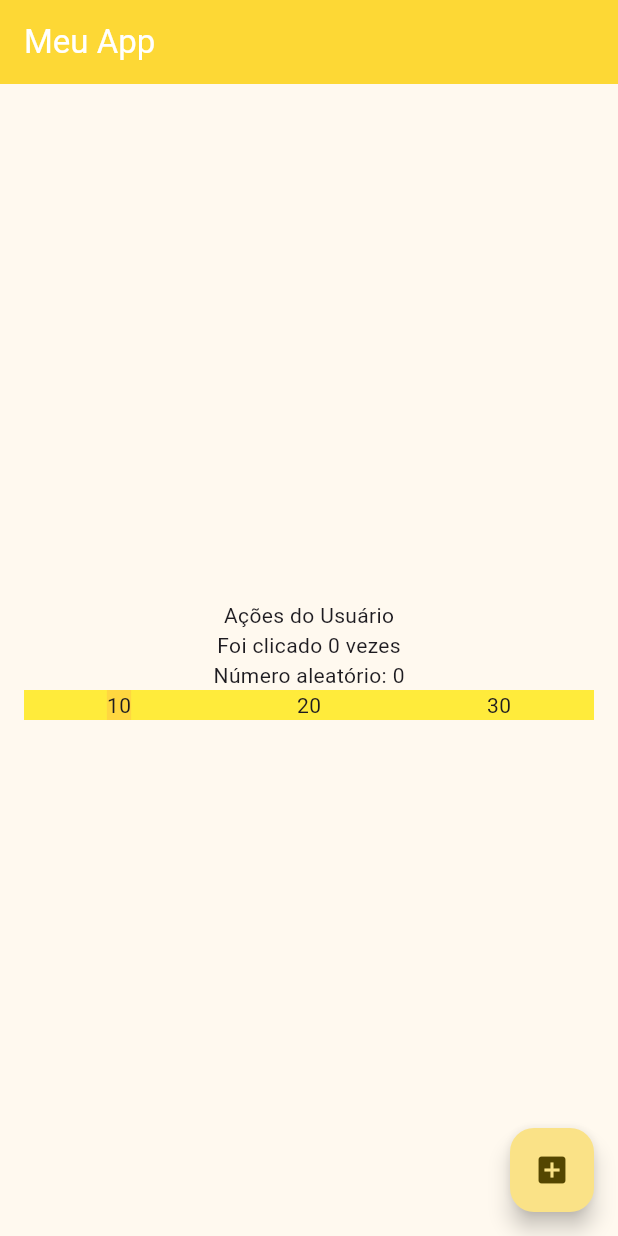
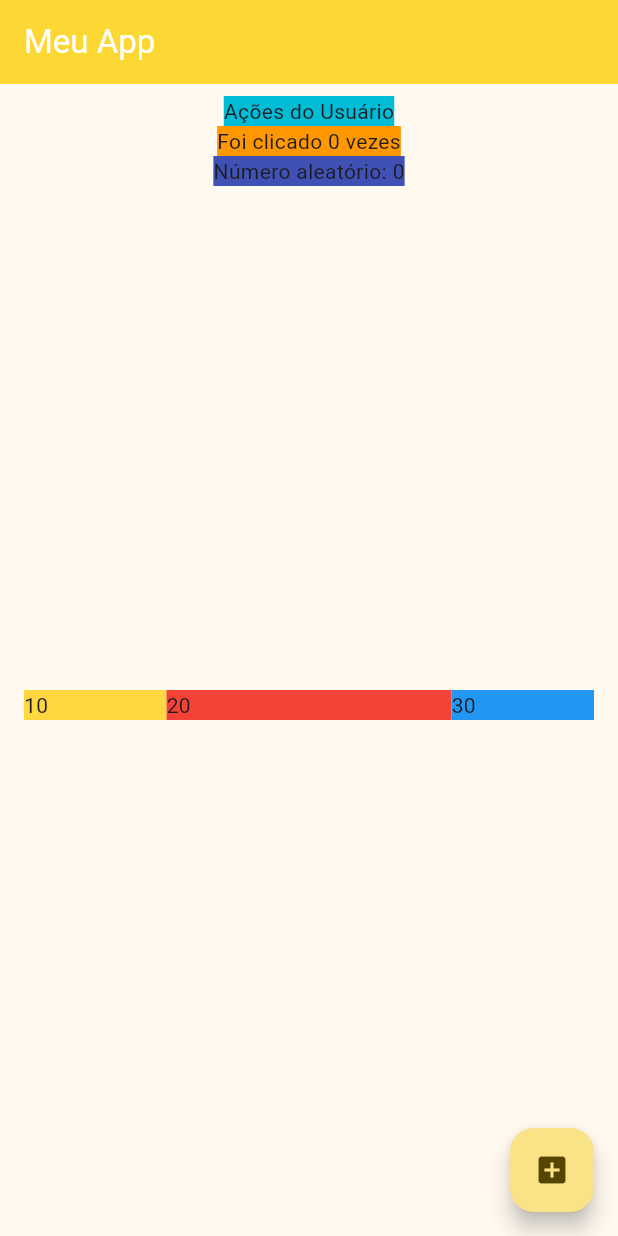
Before and after one commit to raphaeltake/Curso-flutter, a Flutter app: the screen it shows after launch, on a phone screen of 412 x 824 dp. Run offline on Flutter 3.47's test engine with Material 3 defaults, Android fonts, the phone set to English and light mode, and no system bars; our stand-ins replace google_fonts; missing offline and left inert: dart:ffi; Roboto replaces fonts that are missing (Cairo).

Commit message:
Introdução Expanded

```diff
--- a/primeiroscomponentes/lib/pages/home_page.dart
+++ b/primeiroscomponentes/lib/pages/home_page.dart
@@ -56,29 +56,63 @@ class _HomePageState extends State<HomePage> {
           crossAxisAlignment: CrossAxisAlignment.center,
           mainAxisAlignment: MainAxisAlignment.center,
           children:[
+            Container(
+              color: Colors.cyan,
+              child:
                 Text("Ações do Usuário",
               ),
+            ),
+            Container(
+              color: Colors.orange,
+              child:
                 Text("Foi clicado $quantidadeCliques vezes",
                 // style: GoogleFonts.acme(fontSize: 20),
               ),
+            ),
+
+            Container(
+              color: Colors.indigo,
+              child:
               Text("Número aleatório: $numeroGerado",
                 // style: GoogleFonts.acme(fontSize: 20),
               ),
+            ),
+
+            Expanded(
+                child:
                 Container(
-              color: Colors.yellow,
-              child: Row(
+                  // color: Colors.yellow,
+                  child:
+                  Row(
                     mainAxisAlignment: MainAxisAlignment.spaceAround,
                     children: [
-                  Container(
+                      Expanded(
+                        child: Container(
                           color: Colors.amberAccent,
                           child:
                           Text("10"),
                         ),
-                  Text("20"),
-                  Text("30"),
+                      ),
+
+                      Expanded(
+                        flex: 2,
+                        child: Container(
+                          color: Colors.red,
+                          child: Text("20"),
+                        ),
+                      ),
+
+                      Expanded(
+                        child: Container(
+                          color: Colors.blue,
+                          child: Text("30"),
+                        ),
+
+                      ),
                     ],
                   ),
                 )
+            ),
 
           ],
         ),
```
Lines whose indentation alone changed are shown as unchanged.
